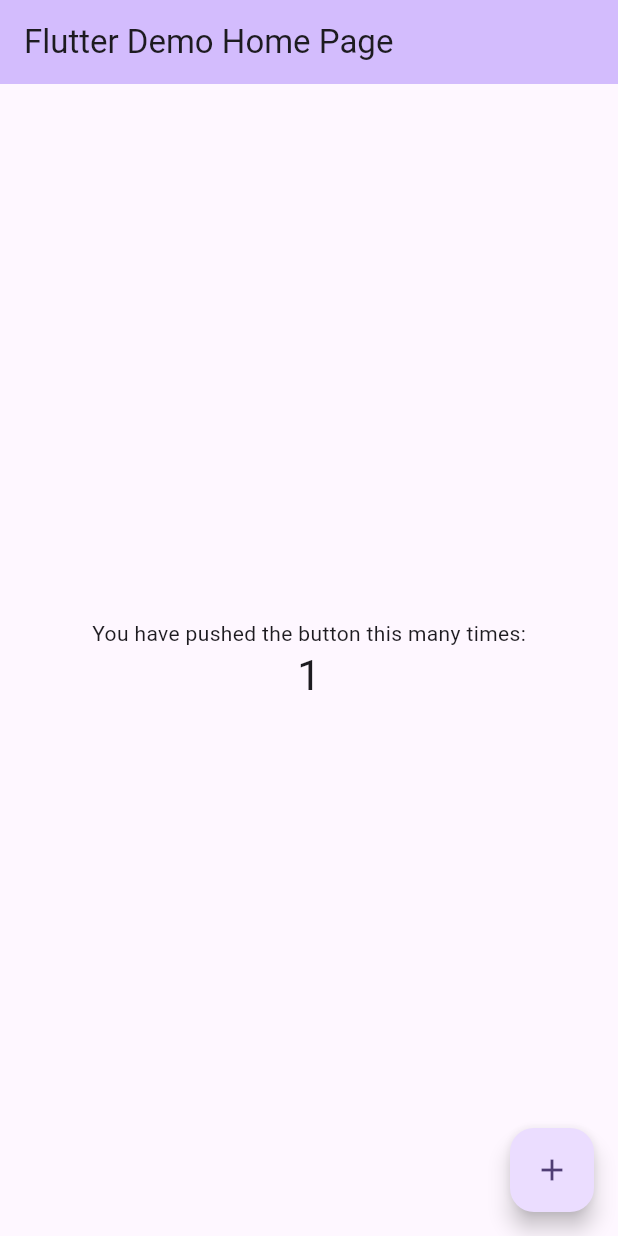
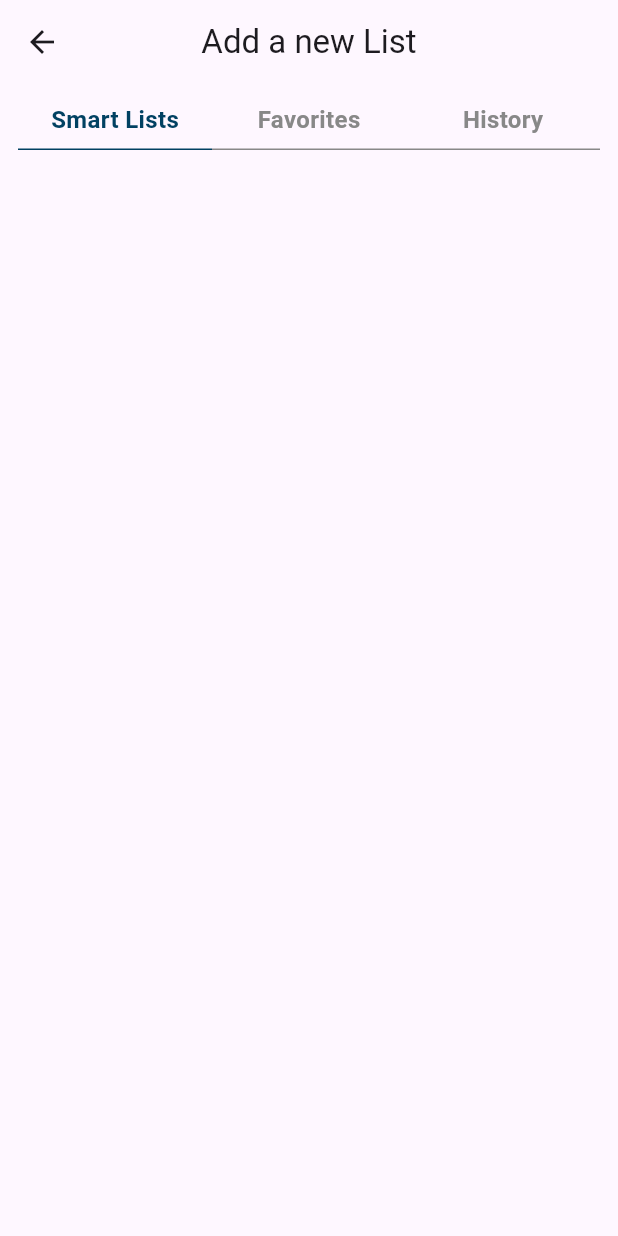
Before and after one commit to Elfouly282/grocery2, a Flutter app: the screen it shows after launch, after a tap on the "add" icon, on a phone screen of 412 x 824 dp. Run offline on Flutter 3.47's test engine with Material 3 defaults, Android fonts, the phone set to English and light mode, and no system bars; our stand-ins replace bloc, dio, pretty_dio_logger, shared_preferences.

Commit message:
add_new_list

```diff
--- /dev/null
+++ b/lib/add_new_list.dart
@@ -0,0 +1,33 @@
+import 'package:flutter/material.dart';
+import 'package:grocery2/custom_button.dart';
+
+class AddNewList extends StatefulWidget {
+  const AddNewList({super.key});
+
+  @override
+  State<AddNewList> createState() => _AddNewListState();
+}
+
+class _AddNewListState extends State<AddNewList> {
+  int _activeTab = 0;
+  final List<String> _myTabs = ["Smart Lists", "Favorites", "History"];
+  @override
+  Widget build(BuildContext context) {
+    return Scaffold(
+      appBar: AppBar(centerTitle: true, title: Text("Add a new List")),
+      body: Column(
+        children: [
+          TabSelector(
+            tabs: _myTabs,
+            currentIndex: _activeTab,
+            onTabSelected: (index) {
+              setState(() {
+                _activeTab = index;
+              });
+            },
+          ),
+        ],
+      ),
+    );
+  }
+}
--- /dev/null
+++ b/lib/custom_button.dart
@@ -0,0 +1,49 @@
+import 'package:flutter/material.dart';
+
+class TabSelector extends StatelessWidget {
+  final List<String> tabs;
+  final int currentIndex;
+  final Function(int) onTabSelected;
+  const TabSelector({
+    super.key,
+    required this.tabs,
+    required this.currentIndex,
+    required this.onTabSelected,
+  });
+
+  @override
+  Widget build(BuildContext context) {
+    return Padding(
+      padding: const EdgeInsets.all(12.0),
+      child: Row(
+        children: List.generate(tabs.length, (index) {
+          final isSelected = currentIndex == index;
+          return Expanded(
+            child: InkWell(
+              onTap: () => onTabSelected(index),
+              child: Container(
+                padding: EdgeInsets.only(bottom: 8),
+                alignment: Alignment.center,
+                decoration: BoxDecoration(
+                  border: Border(
+                    bottom: BorderSide(
+                      color: isSelected ? Color(0xff014162) : Color(0xff888888),
+                    ),
+                  ),
+                ),
+                child: Text(
+                  tabs[index],
+                  style: TextStyle(
+                    fontSize: 16,
+                    fontWeight: FontWeight.w600,
+                    color: isSelected ? Color(0xff014162) : Color(0xff888888),
+                  ),
+                ),
+              ),
+            ),
+          );
+        }),
+      ),
+    );
+  }
+}
--- a/lib/main.dart
+++ b/lib/main.dart
@@ -1,4 +1,5 @@
 import 'package:flutter/material.dart';
+import 'package:grocery2/add_new_list.dart';
 
 void main() {
   runApp(const MyApp());
@@ -57,14 +58,10 @@ class _MyHomePageState extends State<MyHomePage> {
   int _counter = 0;
 
   void _incrementCounter() {
-    setState(() {
-      // This call to setState tells the Flutter framework that something has
-      // changed in this State, which causes it to rerun the build method below
-      // so that the display can reflect the updated values. If we changed
-      // _counter without calling setState(), then the build method would not be
-      // called again, and so nothing would appear to happen.
-      _counter++;
-    });
+    Navigator.push(
+      context,
+      MaterialPageRoute(builder: (context) => AddNewList()),
+    );
   }
 
   @override
```
